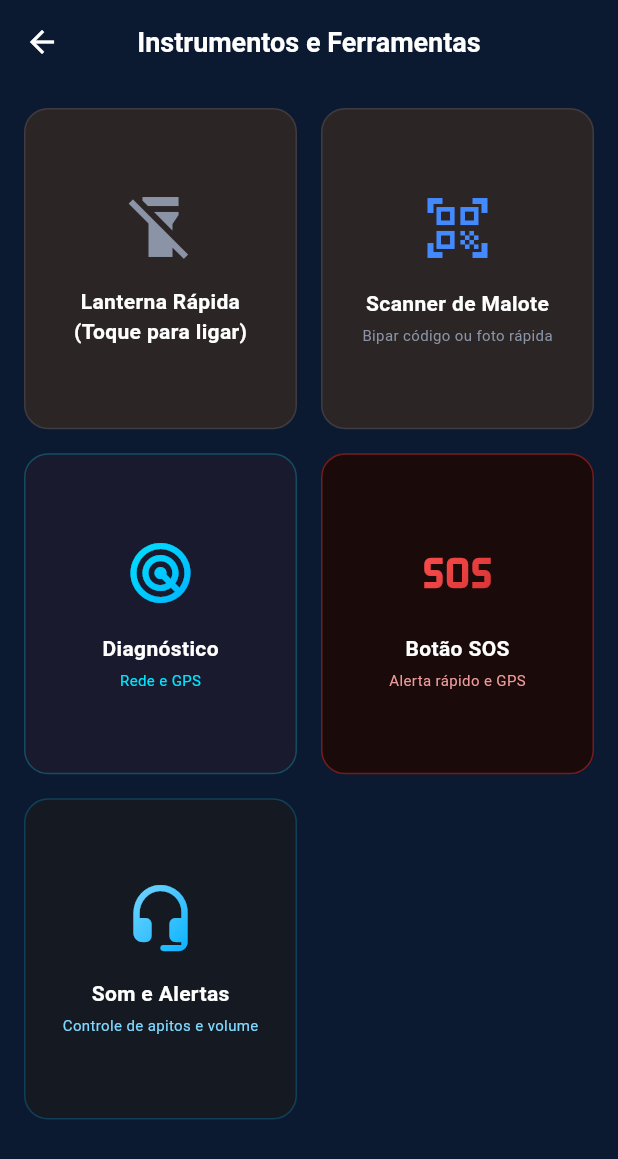
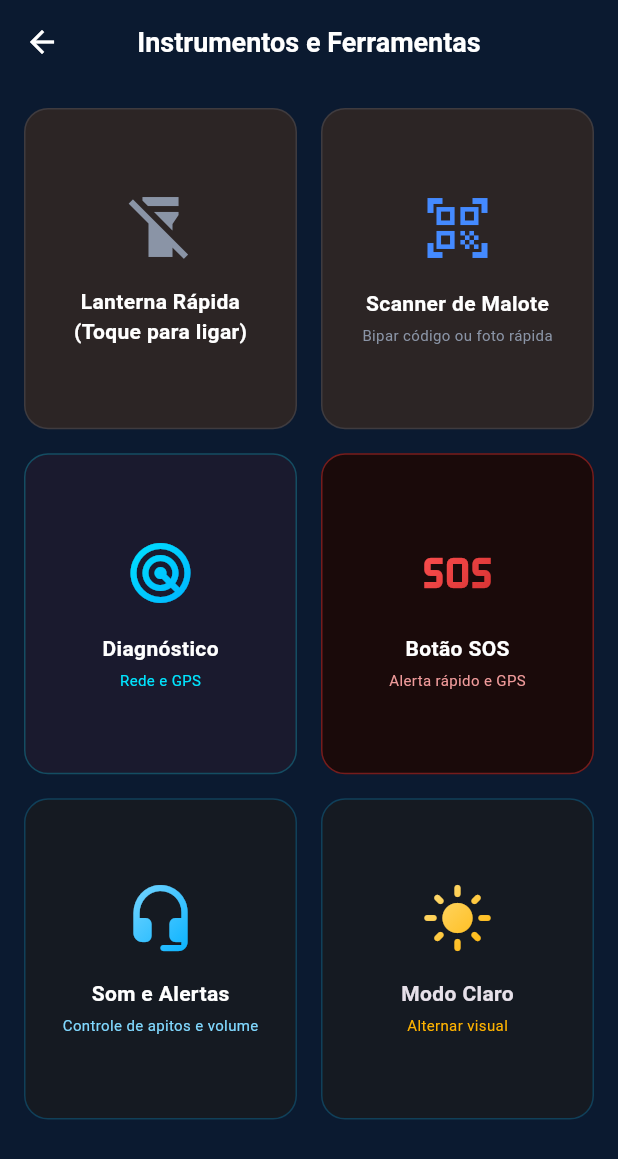
Before and after one commit to LeandroSouza82/NewV10, a Flutter app: the InstrumentosView screen opened directly, on a phone screen of 412 x 824 dp. Shown: the top 1159 px of the screen. Run offline on Flutter 3.47's test engine with Material 3 defaults, Android fonts, the phone set to English and light mode, and no system bars; our stand-ins replace audioplayers, connectivity_plus, flutter_local_notifications, geolocator, image_picker, mask_text_input_formatter and 5 more; missing offline and left inert: mobile_scanner, torch_light; accounts and stored records are empty.

Commit message:
feat: implement dynamic light/dark theme with selective card styling

```diff
--- /dev/null
+++ b/lib/theme/theme_controller.dart
@@ -0,0 +1,12 @@
+import 'package:flutter/material.dart';
+
+class ThemeController {
+  static final ThemeController instance = ThemeController._internal();
+  ThemeController._internal();
+
+  final ValueNotifier<ThemeMode> themeModeNotifier = ValueNotifier<ThemeMode>(ThemeMode.dark);
+
+  void toggleTheme() {
+    themeModeNotifier.value = themeModeNotifier.value == ThemeMode.dark ? ThemeMode.light : ThemeMode.dark;
+  }
+}
--- a/lib/views/instrumentos/instrumentos_view.dart
+++ b/lib/views/instrumentos/instrumentos_view.dart
@@ -1,10 +1,10 @@
 import 'package:flutter/material.dart';
-import 'package:app_do_motorista/core/app_colors.dart';
 import 'widgets/lanterna_card.dart';
 import 'widgets/scanner_malote_card.dart';
 import 'widgets/diagnostico_card.dart';
 import 'widgets/sos_card.dart';
 import 'widgets/audio_card.dart';
+import '../../theme/theme_controller.dart';
 
 class InstrumentosView extends StatelessWidget {
   const InstrumentosView({super.key});
@@ -13,20 +13,11 @@ class InstrumentosView extends StatelessWidget {
   @override
   Widget build(BuildContext context) {
     return Scaffold(
-      backgroundColor: AppColors.backgroundBody,
+      backgroundColor: Theme.of(context).scaffoldBackgroundColor,
       appBar: AppBar(
-        backgroundColor: AppColors.backgroundBody,
         elevation: 0,
         centerTitle: true,
-        title: const Text(
-          'Instrumentos e Ferramentas',
-          style: TextStyle(
-            color: AppColors.textWhite,
-            fontSize: 18,
-            fontWeight: FontWeight.bold,
-          ),
-        ),
-        iconTheme: const IconThemeData(color: AppColors.textWhite),
+        title: const Text('Instrumentos e Ferramentas'),
       ),
       body: GridView.count(
         crossAxisCount: 2,
@@ -40,6 +31,74 @@ class InstrumentosView extends StatelessWidget {
           const DiagnosticoCard(),
           const SosCard(),
           const AudioCard(),
+          ValueListenableBuilder<ThemeMode>(
+            valueListenable: ThemeController.instance.themeModeNotifier,
+            builder: (context, mode, child) {
+              final isDark = mode == ThemeMode.dark;
+              return InkWell(
+                onTap: () {
+                  ThemeController.instance.toggleTheme();
+                },
+                borderRadius: BorderRadius.circular(16),
+                child: Container(
+                  padding: const EdgeInsets.all(12),
+                  decoration: BoxDecoration(
+                    color: Theme.of(context).cardColor,
+                    borderRadius: BorderRadius.circular(16),
+                    border: Border.all(color: const Color(0xFF00B0FF).withValues(alpha: 0.25)),
+                  ),
+                  child: Column(
+                    mainAxisAlignment: MainAxisAlignment.center,
+                    children: [
+                      ShaderMask(
+                        shaderCallback: (bounds) => LinearGradient(
+                          colors: isDark
+                              ? [const Color(0xFFFFE082), const Color(0xFFFFB300)]
+                              : [const Color(0xFF90A4AE), const Color(0xFF37474F)],
+                          begin: Alignment.topLeft,
+                          end: Alignment.bottomRight,
+                        ).createShader(bounds),
+                        child: Icon(
+                          isDark ? Icons.light_mode_rounded : Icons.dark_mode_rounded,
+                          size: 48,
+                          color: Colors.white,
+                        ),
+                      ),
+                      const SizedBox(height: 16),
+                      FittedBox(
+                        fit: BoxFit.scaleDown,
+                        child: Text(
+                          isDark ? 'Modo Claro' : 'Modo Escuro',
+                          maxLines: 1,
+                          overflow: TextOverflow.ellipsis,
+                          textAlign: TextAlign.center,
+                          style: TextStyle(
+                            color: Theme.of(context).textTheme.bodyLarge?.color,
+                            fontSize: 14,
+                            fontWeight: FontWeight.bold,
+                          ),
+                        ),
+                      ),
+                      const SizedBox(height: 4),
+                      FittedBox(
+                        fit: BoxFit.scaleDown,
+                        child: Text(
+                          'Alternar visual',
+                          maxLines: 2,
+                          overflow: TextOverflow.ellipsis,
+                          textAlign: TextAlign.center,
+                          style: TextStyle(
+                            color: isDark ? const Color(0xFFFFB300) : const Color(0xFF90A4AE),
+                            fontSize: 10,
+                          ),
+                        ),
+                      ),
+                    ],
+                  ),
+                ),
+              );
+            },
+          ),
         ],
       ),
     );
```
Also changed, not shown: lib/main.dart (+16 -11 lines), lib/theme/app_theme.dart (added, +34 -0 lines), lib/views/home_view.dart (+12 -12 lines), lib/widgets/draggable_route_list.dart (+24 -16 lines).
